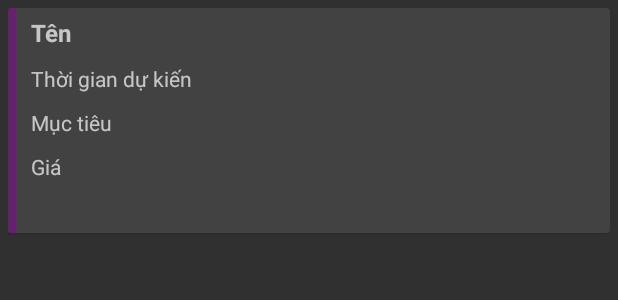
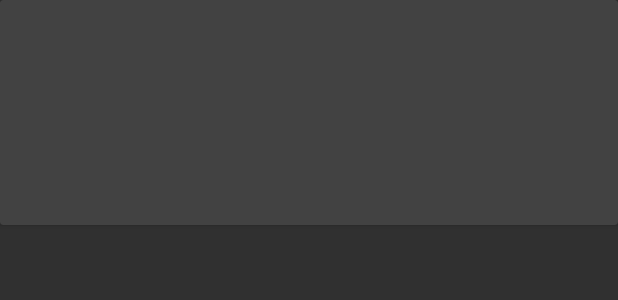
Before and after one commit to hieuvanlai/PortablePTV2, an Android app: the layout item_list_pack.xml on its own in the app's theme, with its tools: preview values and no code run, on a phone screen of 412 x 824 dp. Shown: the top 300 px of the screen. Run offline under Robolectric (Android 15) with nearby library versions, the phone set to English and light mode, and no system bars.

Commit message:
nothing special

```diff
--- a/app/src/main/res/layout/fragment_login.xml
+++ b/app/src/main/res/layout/fragment_login.xml
@@ -4,19 +4,6 @@
     android:layout_height="match_parent"
     android:background="#303030"
     tools:context="com.example.hihihahahehe.portablept.fragments.LoginFragment">
-
-    <TextView
-        android:layout_above="@+id/tv_pass"
-        android:text="Tài khoản :"
-        android:layout_width="match_parent"
-        android:layout_height="wrap_content" />
-
-    <TextView
-        android:id="@+id/tv_pass"
-        android:layout_above="@+id/login_button"
-        android:text="Mật khẩu :"
-        android:layout_width="match_parent"
-        android:layout_height="wrap_content" />
 
     <com.facebook.login.widget.LoginButton
         android:layout_centerInParent="true"
--- a/app/src/main/res/layout/item_list_pack.xml
+++ b/app/src/main/res/layout/item_list_pack.xml
@@ -1,58 +1,33 @@
 <?xml version="1.0" encoding="utf-8"?>
 <LinearLayout xmlns:android="http://schemas.android.com/apk/res/android"
-    android:orientation="vertical" android:layout_width="match_parent"
-    android:layout_height="match_parent"
-    android:padding="5dp">
+    android:orientation="horizontal" android:layout_width="match_parent"
+    android:layout_height="match_parent">
+
     <android.support.v7.widget.CardView
         android:layout_width="match_parent"
         android:layout_height="150dp">
-        <RelativeLayout
+
+        <LinearLayout
             android:layout_width="match_parent"
             android:layout_height="match_parent">
+            <RelativeLayout
+                android:id="@+id/relative_layout"
+                android:layout_width="100dp"
+                android:layout_height="match_parent">
 
-            <View
-                android:layout_width="5dp"
-                android:layout_height="match_parent"
-                android:id="@+id/v_color"
-                android:layout_marginEnd="10dp"
-                android:background="@color/colorPrimary"/>
-            <TextView
-                android:layout_marginTop="5dp"
-                android:id="@+id/tv_name"
+                <ImageView
+                    android:layout_width="70dp"
+                    android:layout_height="70dp"
+                    android:layout_centerInParent="true" />
+            </RelativeLayout>
+
+            <RelativeLayout
+                android:id="@+id/cv_pack_background"
                 android:layout_width="match_parent"
-                android:layout_height="wrap_content"
-                android:text="Tên"
-                android:textStyle="bold"
-                android:textSize="16sp"
-                android:layout_toRightOf="@id/v_color"
-                />
-            <TextView
-                android:id="@+id/tv_duration"
-                android:layout_width="match_parent"
-                android:layout_height="wrap_content"
-                android:text="Thời gian dự kiến"
-                android:layout_below="@id/tv_name"
-                android:layout_toRightOf="@id/v_color"
-                android:layout_marginTop="10dp"/>
-            <TextView
-                android:id="@+id/tv_goal"
-                android:layout_marginTop="10dp"
-                android:layout_toEndOf="@id/v_color"
-                android:layout_below="@id/tv_duration"
-                android:layout_width="match_parent"
-                android:layout_height="wrap_content"
-                android:text="Mục tiêu"/>
+                android:layout_height="match_parent">
 
-            <TextView
-                android:id="@+id/tv_cost"
-                android:layout_marginTop="10dp"
-                android:layout_toEndOf="@id/v_color"
-                android:layout_below="@id/tv_goal"
-                android:layout_width="match_parent"
-                android:layout_height="wrap_content"
-                android:text="Giá"/>
-        </RelativeLayout>
+            </RelativeLayout>
+        </LinearLayout>
 
     </android.support.v7.widget.CardView>
-
 </LinearLayout>
```
Also changed, not shown: 1 other file.
